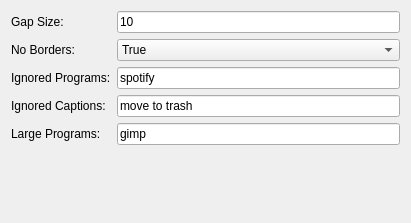
Above: contents/ui/config.ui from Jazqa/kwin-quarter-tiling before the change. Below: the same form after it.
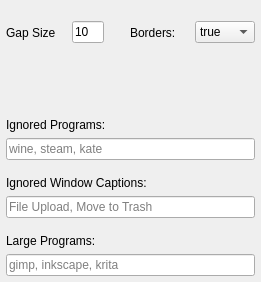
That is the form after the change.

Commit message: working configuration interface

```diff
--- a/contents/ui/config.ui
+++ b/contents/ui/config.ui
@@ -6,94 +6,186 @@
    <rect>
     <x>0</x>
     <y>0</y>
-    <width>411</width>
-    <height>223</height>
+    <width>261</width>
+    <height>282</height>
    </rect>
   </property>
   <property name="windowTitle">
    <string>Quarter Tiling</string>
   </property>
-  <layout class="QFormLayout" name="formLayout">
-   <item row="0" column="1">
-    <widget class="QLineEdit" name="kcfg_gap">
-     <property name="text">
-      <string>10</string>
+  <layout class="QVBoxLayout" name="verticalLayout_2">
+   <property name="spacing">
+    <number>6</number>
+   </property>
+   <property name="leftMargin">
+    <number>6</number>
+   </property>
+   <property name="topMargin">
+    <number>6</number>
+   </property>
+   <property name="rightMargin">
+    <number>6</number>
+   </property>
+   <property name="bottomMargin">
+    <number>6</number>
+   </property>
+   <item>
+    <layout class="QHBoxLayout" name="horizontalLayout_6">
+     <property name="topMargin">
+      <number>0</number>
      </property>
-    </widget>
-   </item>
-   <item row="0" column="0">
-    <widget class="QLabel" name="gapLabel">
-     <property name="text">
-      <string>Gap Size:</string>
-     </property>
-    </widget>
-   </item>
-   <item row="3" column="0">
-    <widget class="QLabel" name="noBordersLabel">
-     <property name="text">
-      <string>No Borders:</string>
-     </property>
-    </widget>
-   </item>
-   <item row="3" column="1">
-    <widget class="QComboBox" name="kcfg_noBorders">
      <item>
-      <property name="text">
-       <string>True</string>
-      </property>
+      <widget class="QLabel" name="gapLabel">
+       <property name="text">
+        <string>Gap Size</string>
+       </property>
+      </widget>
      </item>
      <item>
-      <property name="text">
-       <string>False</string>
-      </property>
+      <widget class="QLineEdit" name="kcfg_gap">
+       <property name="minimumSize">
+        <size>
+         <width>32</width>
+         <height>0</height>
+        </size>
+       </property>
+       <property name="maximumSize">
+        <size>
+         <width>32</width>
+         <height>16777215</height>
+        </size>
+       </property>
+       <property name="text">
+        <string>10</string>
+       </property>
+      </widget>
      </item>
-    </widget>
+     <item>
+      <spacer name="verticalSpacer">
+       <property name="orientation">
+        <enum>Qt::Vertical</enum>
+       </property>
+       <property name="sizeHint" stdset="0">
+        <size>
+         <width>20</width>
+         <height>40</height>
+        </size>
+       </property>
+      </spacer>
+     </item>
+     <item>
+      <widget class="QLabel" name="noBordersLabel">
+       <property name="text">
+        <string>Borders:</string>
+       </property>
+      </widget>
+     </item>
+     <item>
+      <widget class="QComboBox" name="kcfg_noBorders">
+       <item>
+        <property name="text">
+         <string>true</string>
+        </property>
+       </item>
+       <item>
+        <property name="text">
+         <string>false</string>
+        </property>
+       </item>
+      </widget>
+     </item>
+    </layout>
    </item>
-   <item row="7" column="1">
-    <widget class="QLineEdit" name="kcfg_ignoredClients">
-     <property name="text">
-      <string>spotify</string>
+   <item>
+    <spacer name="verticalSpacer_2">
+     <property name="orientation">
+      <enum>Qt::Vertical</enum>
      </property>
-     <property name="placeholderText">
-      <string>Comma separated list of window classes</string>
+     <property name="sizeHint" stdset="0">
+      <size>
+       <width>20</width>
+       <height>10</height>
+      </size>
      </property>
-    </widget>
+    </spacer>
    </item>
-   <item row="7" column="0">
+   <item>
     <widget class="QLabel" name="ignoredProgramsLabel">
      <property name="text">
       <string>Ignored Programs:</string>
      </property>
     </widget>
    </item>
-   <item row="8" column="1">
-    <widget class="QLineEdit" name="kcfg_ignoredCaptions">
+   <item>
+    <widget class="QLineEdit" name="kcfg_ignoredClients">
      <property name="text">
-      <string>move to trash</string>
+      <string/>
+     </property>
+     <property name="placeholderText">
+      <string>wine, steam, kate</string>
      </property>
     </widget>
    </item>
-   <item row="8" column="0">
+   <item>
+    <spacer name="horizontalSpacer">
+     <property name="orientation">
+      <enum>Qt::Horizontal</enum>
+     </property>
+     <property name="sizeHint" stdset="0">
+      <size>
+       <width>40</width>
+       <height>10</height>
+      </size>
+     </property>
+    </spacer>
+   </item>
+   <item>
     <widget class="QLabel" name="ignoredCaptionsLabel">
      <property name="text">
-      <string>Ignored Captions:</string>
+      <string>Ignored Window Captions:</string>
      </property>
     </widget>
    </item>
-   <item row="9" column="1">
-    <widget class="QLineEdit" name="kcfg_largePrograms">
+   <item>
+    <widget class="QLineEdit" name="kcfg_ignoredCaptions">
      <property name="text">
-      <string>gimp</string>
+      <string/>
+     </property>
+     <property name="placeholderText">
+      <string>File Upload, Move to Trash</string>
      </property>
     </widget>
    </item>
-   <item row="9" column="0">
+   <item>
+    <spacer name="horizontalSpacer_2">
+     <property name="orientation">
+      <enum>Qt::Horizontal</enum>
+     </property>
+     <property name="sizeHint" stdset="0">
+      <size>
+       <width>40</width>
+       <height>10</height>
+      </size>
+     </property>
+    </spacer>
+   </item>
+   <item>
     <widget class="QLabel" name="largeProgramsLabel">
      <property name="text">
       <string>Large Programs:</string>
      </property>
     </widget>
    </item>
+   <item>
+    <widget class="QLineEdit" name="kcfg_largePrograms">
+     <property name="text">
+      <string/>
+     </property>
+     <property name="placeholderText">
+      <string>gimp, inkscape, krita</string>
+     </property>
+    </widget>
+   </item>
   </layout>
  </widget>
  <resources/>
```
Left out of the diff: 1 changed line with no effect on the pictures. The commit also changes 2 other files.
